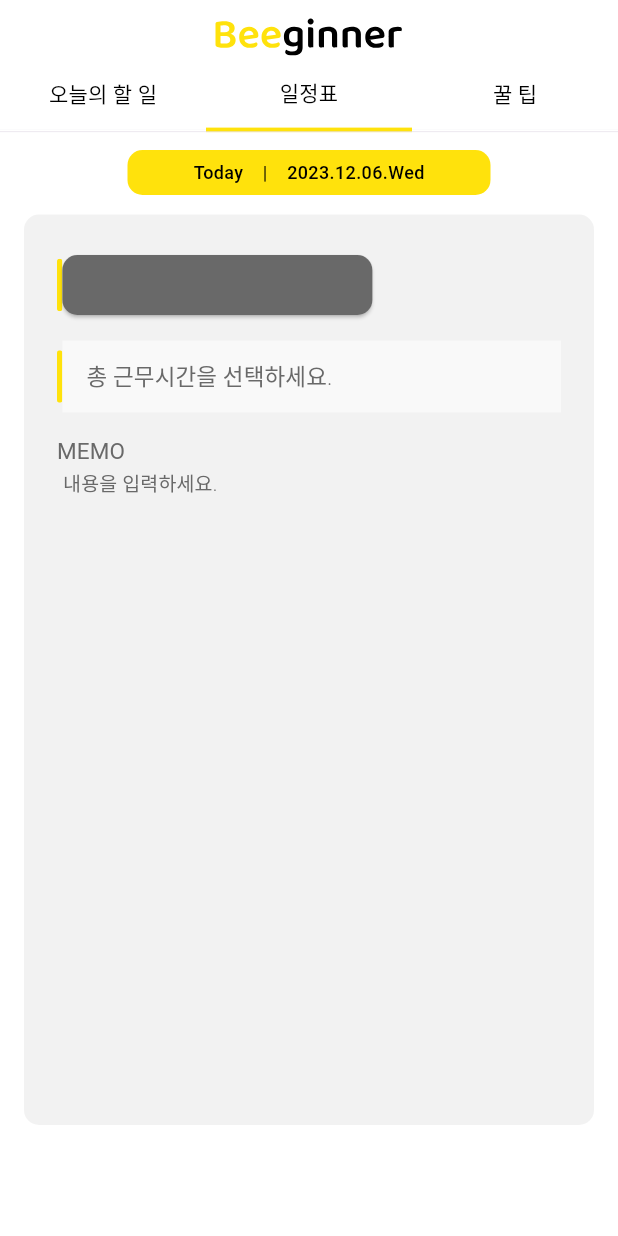
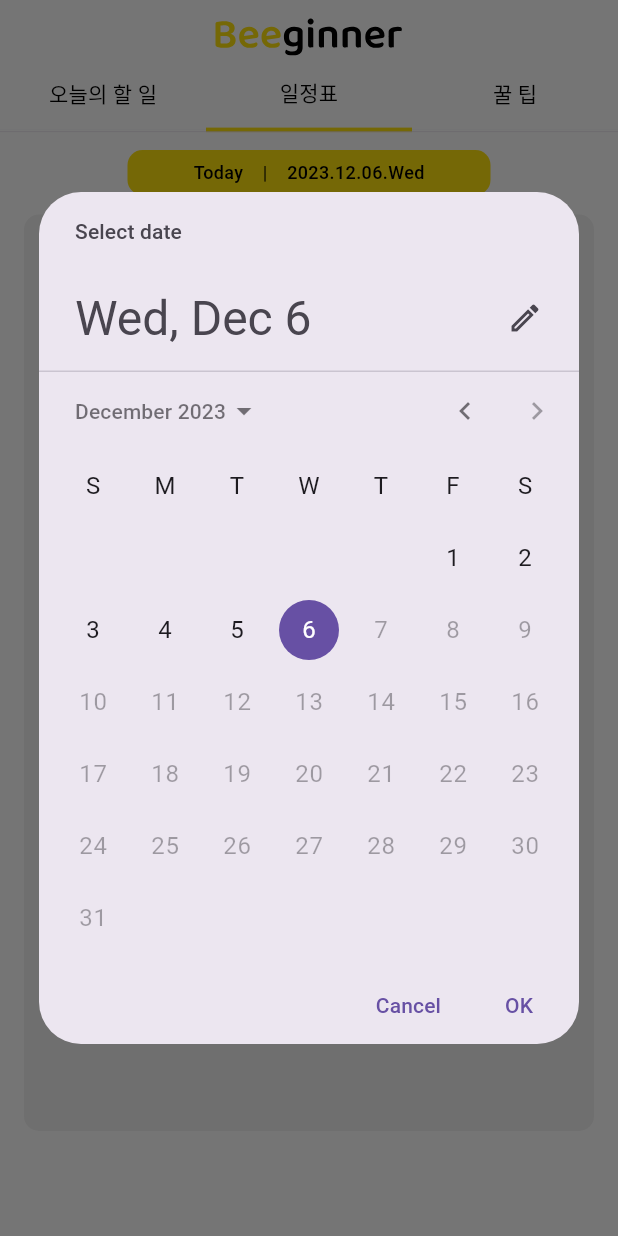
Before and after one commit to minzziPark/Flutter_project_Beeginner, a Flutter app: the AddSchedulePage screen opened by its route, after a tap on "날짜를 선택하세요.", on a phone screen of 412 x 824 dp. Run offline on Flutter 3.47's test engine with Material 3 defaults, Android fonts, the phone set to English and light mode, and no system bars; our stand-ins replace cloud_firestore, firebase_auth, firebase_core, flutter_svg, table_calendar, timer_builder; accounts and stored records are empty.

Commit message:
날짜 변경 코드 완료

```diff
--- a/beeginner/lib/addschedule.dart
+++ b/beeginner/lib/addschedule.dart
@@ -11,6 +11,8 @@ class AddSchedulePage extends StatefulWidget {
 }
 
 class _AddSchedulePageState extends State<AddSchedulePage> {
+  DateTime date = DateTime.now();
+  bool isChanged = false;
   @override
   Widget build(BuildContext context) {
     return Scaffold(
@@ -173,29 +175,51 @@ class _AddSchedulePageState extends State<AddSchedulePage> {
                       child: Row(
                         children: [
                           Container(
-                            height: 35,
+                            height: 40,
                             child: SvgPicture.asset(
                               'assets/images/tip_write_line.svg',
-                              height: 35,
+                              height: 40,
                             ),
                           ),
                           ElevatedButton(
-                            onPressed: () {
-                              // 버튼이 눌렸을 때의 동작
+                            onPressed: () async {
+                              final selectedDate = await showDatePicker(
+                                context: context,
+                                initialDate: date,
+                                firstDate: DateTime(2000),
+                                lastDate: DateTime.now(),
+                              );
+                              if (selectedDate != null) {
+                                setState(() {
+                                  date = selectedDate;
+                                  isChanged = true;
+                                });
+                              }
                             },
                             style: ElevatedButton.styleFrom(
                               shape: RoundedRectangleBorder(
                                 borderRadius:
                                     BorderRadius.circular(10), // 버튼의 모양을 둥글게 설정
                               ),
-                              primary: Color(0xFF696969), // 배경색 설정
+                              shadowColor:
+                                  Color.fromRGBO(0, 0, 0, 0.5), // 배경색 설정
+                              primary: Color.fromRGBO(255, 255, 255, 1),
+                              onPrimary: Color.fromRGBO(133, 133, 133, 1),
+                              // elevation: 1,
+                            ).copyWith(
+                              splashFactory:
+                                  NoSplash.splashFactory, // 눌림 효과의 색상 설정
                             ),
                             child: Container(
-                              padding: EdgeInsets.symmetric(
-                                  vertical: 15, horizontal: 20), // 내용의 패딩 설정
+                              width: 280,
+                              height: 50,
+                              padding: const EdgeInsets.symmetric(
+                                  vertical: 24, horizontal: 0), // 내용의 패딩 설정
                               child: Text(
-                                '날짜를 선택하세요.',
-                                style: TextStyle(
+                                isChanged
+                                    ? DateFormat('yyyy.MM.dd.EEE').format(date)
+                                    : '날짜를 선택하세요.',
+                                style: const TextStyle(
                                   color: Color(0xFF696969),
                                   fontSize: 15,
                                   fontFamily: 'Roboto',
@@ -215,18 +239,36 @@ class _AddSchedulePageState extends State<AddSchedulePage> {
                       child: Row(
                         children: [
                           Container(
-                            height: 35,
+                            height: 40,
                             child: SvgPicture.asset(
                               'assets/images/tip_write_line.svg',
-                              height: 35,
+                              height: 40,
                             ),
                           ),
-                          const Expanded(
-                            child: TextField(
-                              // controller: _titleController,
-                              decoration: InputDecoration(
-                                hintText: '총 근무시간을 선택하세요.',
-                                hintStyle: TextStyle(
+                          ElevatedButton(
+                            onPressed: () async {},
+                            style: ElevatedButton.styleFrom(
+                              shape: RoundedRectangleBorder(
+                                borderRadius:
+                                    BorderRadius.circular(10), // 버튼의 모양을 둥글게 설정
+                              ),
+                              shadowColor:
+                                  Color.fromRGBO(0, 0, 0, 0.5), // 배경색 설정
+                              primary: Color.fromRGBO(255, 255, 255, 1),
+                              onPrimary: Color.fromRGBO(133, 133, 133, 1),
+                              // elevation: 1,
+                            ).copyWith(
+                              splashFactory:
+                                  NoSplash.splashFactory, // 눌림 효과의 색상 설정
+                            ),
+                            child: Container(
+                              width: 280,
+                              height: 50,
+                              padding: const EdgeInsets.symmetric(
+                                  vertical: 24, horizontal: 0), // 내용의 패딩 설정
+                              child: const Text(
+                                '총 근무시간을 선택하세요.',
+                                style: TextStyle(
                                   color: Color(0xFF696969),
                                   fontSize: 15,
                                   fontFamily: 'Roboto',
@@ -234,14 +276,9 @@ class _AddSchedulePageState extends State<AddSchedulePage> {
                                   height: 0.06,
                                   letterSpacing: 0.10,
                                 ),
-                                counterText: '',
-                                border: InputBorder.none, // 입력 필드의 테두리 제거
-                                fillColor: Color.fromRGBO(
-                                    255, 255, 255, 0.5), // 배경색 제거
-                                filled: true, // 배경을 채우도록 설정
                               ),
                             ),
-                          ),
+                          )
                         ],
                       ),
                     ),
```
